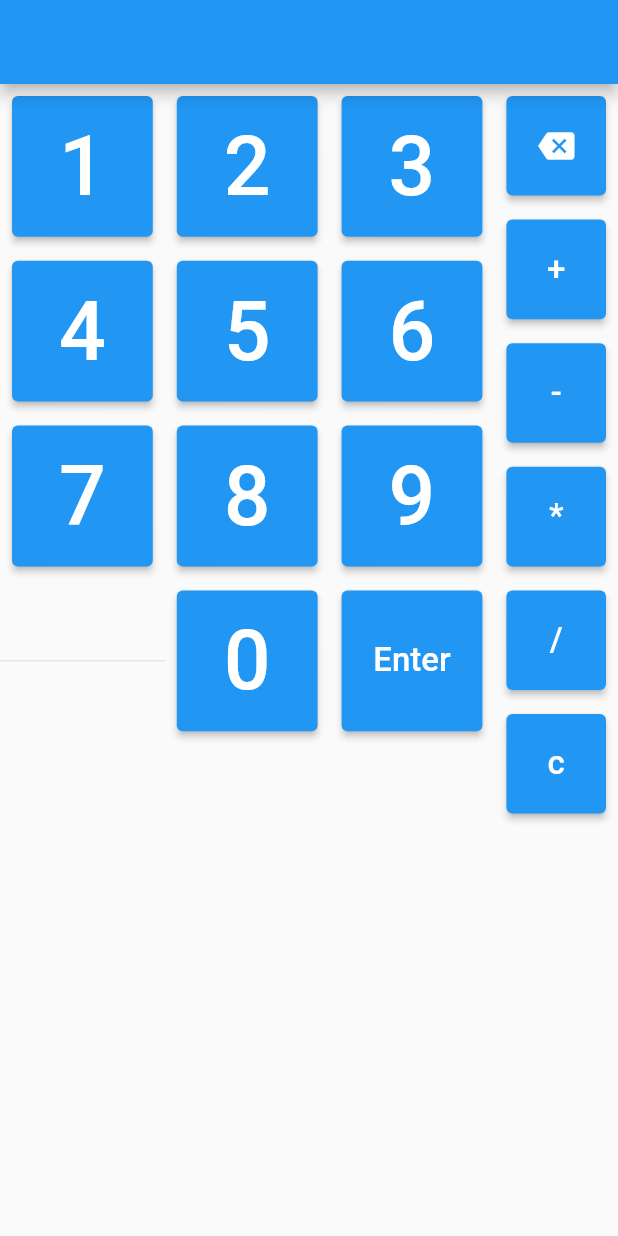
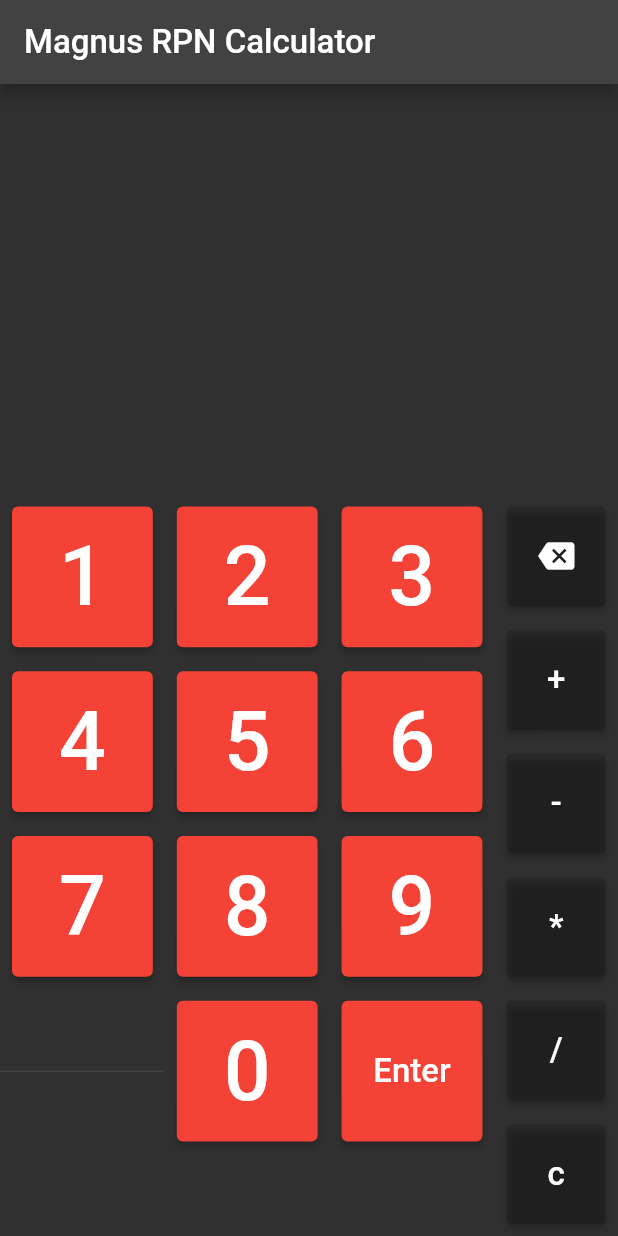
Before and after one commit to magn20/MoblieCalculator, a Flutter app: the screen it shows after launch, on a phone screen of 412 x 824 dp. Run offline on Flutter 3.47's test engine with Material 2 defaults, Android fonts, the phone set to English and light mode, and no system bars.

Commit message:
mobileCalculator

```diff
--- a/lib/calculator_screen.dart
+++ b/lib/calculator_screen.dart
@@ -7,9 +7,9 @@ import 'Calculator.dart';
 class CalculatorScreen extends State<MyHomePage> {
   String output = "";
   String result = "";
+  var resultList = [];
 
   var num1;
-
   var num2;
 
   MyStack stack = MyStack();
@@ -73,192 +73,61 @@ class CalculatorScreen extends State<MyHomePage> {
     return Scaffold(
         appBar: AppBar(
           title: Text(
-          "$output",
+            "Magnus RPN Calculator",
             style: TextStyle(
               fontSize: 22,
             ),
           ),
-        actions: [
-          Text(
-            "$result",
-            style: TextStyle(fontSize: 30),
-          )
-        ],
         ),
-      body: Row(
+        body: Column(
+          children: [buildScreen(), buildCalculator()],
+        ));
+  }
+
+  Row buildCalculator() {
+    return Row(
+      crossAxisAlignment: CrossAxisAlignment.start,
+      children: [buildNumberAutomatic(), buildOperations()],
+    );
+  }
+
+  Widget buildScreen() {
+    return Expanded(
+        child: Column(
       children: [
           Expanded(
-            flex: 8,
-            child: GridView.count(
-              crossAxisCount: 3,
-              children: [
-                Container(
-                  child: Padding(
-                    padding: const EdgeInsets.all(8.0),
-                    child: ElevatedButton(
-                      onPressed: () {
-                        insertInput("1");
+              child: ListView(reverse: true,
+                children: List.generate(
+                  stack.stack().length,
+                      (index) {
+                    return Align(alignment: Alignment.bottomRight,child: Text(stack.stack()[index], style: TextStyle(fontSize: 30),));
                   },
-                      child: const Text(
-                        "1",
-                        style: TextStyle(fontSize: 55),
+                ).reversed.toList(),
               ),
           ),
-                  ),
-                ),
-                Container(
-                  child: Padding(
-                    padding: const EdgeInsets.all(8.0),
-                    child: ElevatedButton(
-                      onPressed: () {
-                        insertInput("2");
-                      },
-                      child: const Text(
-                        "2",
-                        style: TextStyle(fontSize: 55),
-                      ),
-                    ),
-                  ),
-                ),
-                Container(
-                  child: Padding(
-                    padding: const EdgeInsets.all(8.0),
-                    child: ElevatedButton(
-                      onPressed: () {
-                        insertInput("3");
-                      },
-                      child: const Text(
-                        "3",
-                        style: TextStyle(fontSize: 55),
-                      ),
-                    ),
-                  ),
-                ),
-                Container(
-                  child: Padding(
-                    padding: const EdgeInsets.all(8.0),
-                    child: ElevatedButton(
-                      onPressed: () {
-                        insertInput("4");
-                      },
-                      child: const Text(
-                        "4",
-                        style: TextStyle(fontSize: 55),
-                      ),
-                    ),
-                  ),
-                ),
-                Container(
-                  child: Padding(
-                    padding: const EdgeInsets.all(8.0),
-                    child: ElevatedButton(
-                      onPressed: () {
-                        insertInput("5");
-                      },
-                      child: const Text(
-                        "5",
-                        style: TextStyle(fontSize: 55),
-                      ),
-                    ),
-                  ),
-                ),
-                Container(
-                  child: Padding(
-                    padding: const EdgeInsets.all(8.0),
-                    child: ElevatedButton(
-                      onPressed: () {
-                        insertInput("6");
-                      },
-                      child: const Text(
-                        "6",
-                        style: TextStyle(fontSize: 55),
-                      ),
-                    ),
-                  ),
-                ),
-                Container(
-                  child: Padding(
-                    padding: const EdgeInsets.all(8.0),
-                    child: ElevatedButton(
-                      onPressed: () {
-                        insertInput("7");
-                      },
-                      child: const Text(
-                        "7",
-                        style: TextStyle(fontSize: 55),
-                      ),
-                    ),
-                  ),
-                ),
-                Container(
-                  child: Padding(
-                    padding: const EdgeInsets.all(8.0),
-                    child: ElevatedButton(
-                      onPressed: () {
-                        insertInput("8");
-                      },
-                      child: const Text(
-                        "8",
-                        style: TextStyle(fontSize: 55),
-                      ),
-                    ),
-                  ),
-                ),
-                Container(
-                  child: Padding(
-                    padding: const EdgeInsets.all(8.0),
-                    child: ElevatedButton(
-                      onPressed: () {
-                        insertInput("9");
-                      },
-                      child: const Text(
-                        "9",
-                        style: TextStyle(fontSize: 55),
-                      ),
-                    ),
-                  ),
-                ),
-                Divider(),
-                Container(
-                  child: Padding(
-                    padding: const EdgeInsets.all(8.0),
-                    child: ElevatedButton(
-                      onPressed: () {
-                        insertInput("0");
-                      },
-                      child: const Text(
-                        "0",
-                        style: TextStyle(fontSize: 55),
-                      ),
-                    ),
-                  ),
-                ),
-                Container(
-                  child: Padding(
-                    padding: const EdgeInsets.all(8.0),
-                    child: ElevatedButton(
-                      onPressed: () {
-                        enter(output);
-                      },
-                      child: const Text(
-                        "Enter",
-                        style: TextStyle(fontSize: 22),
-                      ),
-                    ),
+          Align(alignment: Alignment.bottomRight,
+            child: Text(
+              "$output",
+              style: TextStyle(fontSize: 30),
             ),
           ),
       ],
-            ),
-          ),
-          Expanded(
+    ));
+  }
+
+  Expanded buildOperations() {
+    return Expanded(
       flex: 2,
       child: GridView.count(
+        scrollDirection: Axis.vertical,
+        shrinkWrap: true,
         crossAxisCount: 1,
         children: [
           Container(
             child: Padding(
               padding: const EdgeInsets.all(8.0),
               child: ElevatedButton(
+                style: ElevatedButton.styleFrom(primary: Colors.black12),
                 onPressed: () {
                   backspace();
                 },
@@ -270,6 +139,7 @@ class CalculatorScreen extends State<MyHomePage> {
             child: Padding(
               padding: const EdgeInsets.all(8.0),
               child: ElevatedButton(
+                style: ElevatedButton.styleFrom(primary: Colors.black12),
                 onPressed: () {
                   insertInput("+");
                 },
@@ -284,6 +154,7 @@ class CalculatorScreen extends State<MyHomePage> {
             child: Padding(
               padding: const EdgeInsets.all(8.0),
               child: ElevatedButton(
+                style: ElevatedButton.styleFrom(primary: Colors.black12),
                 onPressed: () {
                   insertInput("-");
                 },
@@ -298,6 +169,7 @@ class CalculatorScreen extends State<MyHomePage> {
             child: Padding(
               padding: const EdgeInsets.all(8.0),
               child: ElevatedButton(
+                style: ElevatedButton.styleFrom(primary: Colors.black12),
                 onPressed: () {
                   insertInput("*");
                 },
@@ -312,6 +184,7 @@ class CalculatorScreen extends State<MyHomePage> {
             child: Padding(
               padding: const EdgeInsets.all(8.0),
               child: ElevatedButton(
+                style: ElevatedButton.styleFrom(primary: Colors.black12),
                 onPressed: () {
                   insertInput("/");
                 },
@@ -325,7 +198,7 @@ class CalculatorScreen extends State<MyHomePage> {
           Container(
             child: Padding(
               padding: const EdgeInsets.all(8.0),
-                    child: ElevatedButton(
+              child: ElevatedButton(style: ElevatedButton.styleFrom(primary: Colors.black12),
                 onPressed: () {
                   setState(() {
                     stack.clear();
@@ -342,8 +215,60 @@ class CalculatorScreen extends State<MyHomePage> {
           ),
         ],
       ),
-          )
-        ],
+    );
+  }
+
+  Expanded buildNumberAutomatic() {
+    return Expanded(
+      flex: 8,
+      child: GridView.builder(
+        scrollDirection: Axis.vertical,
+        shrinkWrap: true,
+        gridDelegate:
+            SliverGridDelegateWithFixedCrossAxisCount(crossAxisCount: 3),
+        itemCount: 12,
+        itemBuilder: (context, index) {
+          var num = index;
+          num++;
+          if (index == 9) {
+            return Divider();
+          }
+          if (index == 10) {
+            num = 0;
+          }
+          if (index == 11) {
+            return Container(
+              child: Padding(
+                padding: const EdgeInsets.all(8.0),
+                child: ElevatedButton(style: ElevatedButton.styleFrom(primary: Colors.red),
+                  onPressed: () {
+                    enter(output);
+                  },
+                  child: const Text(
+                    "Enter",
+                    style: TextStyle(fontSize: 22),
+                  ),
+                ),
+              ),
+            );
+          }
+
+          return Container(
+            width: 100,
+            child: Padding(
+              padding: const EdgeInsets.all(8.0),
+              child: ElevatedButton( style: ElevatedButton.styleFrom(primary: Colors.red),
+                onPressed: () {
+                  insertInput(num.toString());
+                },
+                child: Text(
+                  "$num",
+                  style: TextStyle(fontSize: 55),
+                ),
+              ),
+            ),
+          );
+        },
       ),
     );
   }
--- a/lib/main.dart
+++ b/lib/main.dart
@@ -13,7 +13,13 @@ class MyApp extends StatelessWidget {
   // This widget is the root of your application.
   @override
   Widget build(BuildContext context) {
-    return const MaterialApp(
+    return MaterialApp(
+      theme: ThemeData(
+        brightness: Brightness.dark,
+        buttonTheme: ButtonThemeData(
+          buttonColor: Colors.black26
+        ),
+      ),
       home: const MyHomePage()
     );
   }
--- a/lib/my_home_page.dart
+++ b/lib/my_home_page.dart
@@ -6,5 +6,5 @@ class MyHomePage extends StatefulWidget {
   const MyHomePage({super.key});
 
   @override
-  State<MyHomePage> createState() => CalculatorScreen();
+  CalculatorScreen createState() => CalculatorScreen();
 }
```
Also changed, not shown: 1 other file. Lines whose indentation alone changed are shown as unchanged.
